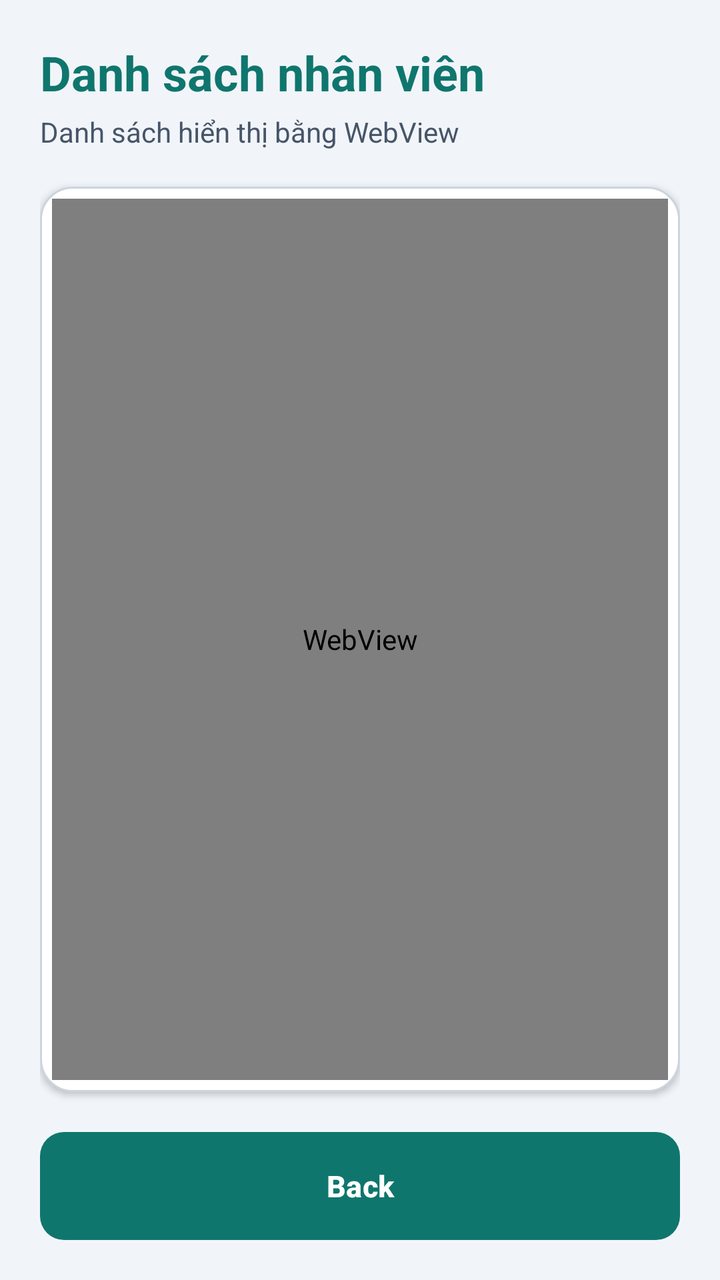
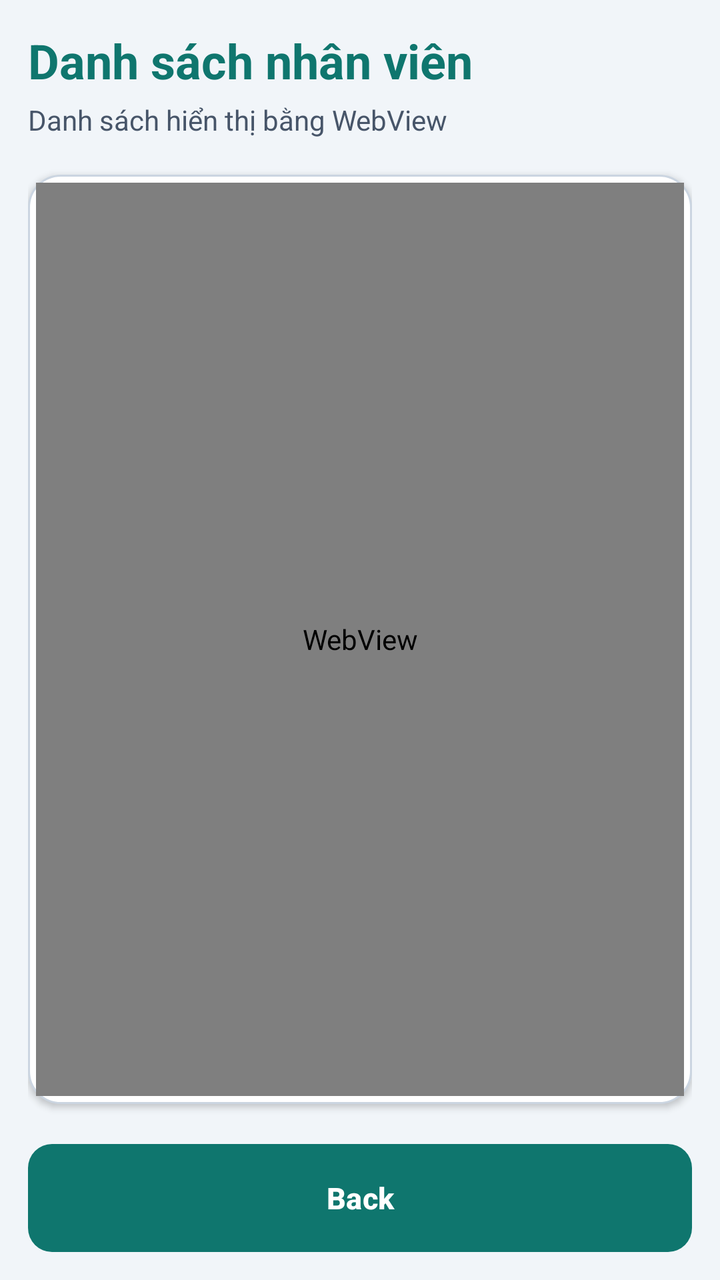

Screens rendered from an Android XML layout before and after an edit, with the pre-edit source and the edit as a unified diff.
<!-- AndroidManifest.xml: application theme Theme.Lab4 -->
<!-- res/layout/activity_list.xml -->
<?xml version="1.0" encoding="utf-8"?>
<LinearLayout xmlns:android="http://schemas.android.com/apk/res/android"
    xmlns:tools="http://schemas.android.com/tools"
    android:layout_width="match_parent"
    android:layout_height="match_parent"
    android:orientation="vertical"
    android:padding="20dp"
    tools:context=".ListActivity">

    <TextView
        android:layout_width="wrap_content"
        android:layout_height="wrap_content"
        android:text="Danh sách nhân viên"
        android:textColor="@color/primary"
        android:textSize="24sp"
        android:textStyle="bold" />

    <TextView
        android:layout_width="wrap_content"
        android:layout_height="wrap_content"
        android:layout_marginTop="4dp"
        android:layout_marginBottom="18dp"
        android:text="Danh sách hiển thị bằng WebView"
        android:textColor="@color/textLabel"
        android:textSize="14sp" />

    <LinearLayout
        android:layout_width="match_parent"
        android:layout_height="0dp"
        android:layout_weight="1"
        android:background="@drawable/card_bg"
        android:elevation="2dp"
        android:orientation="vertical"
        android:padding="6dp">

        <WebView
            android:id="@+id/webView"
            android:layout_width="match_parent"
            android:layout_height="match_parent"
            android:background="@color/white" />
    </LinearLayout>

    <Button
        android:id="@+id/btnBack"
        android:layout_width="match_parent"
        android:layout_height="54dp"
        android:layout_marginTop="20dp"
        android:background="@drawable/btn_primary"
        android:backgroundTint="@color/primary"
        android:text="Back"
        android:textAllCaps="false"
        android:textColor="@color/white"
        android:textSize="15sp"
        android:textStyle="bold" />
</LinearLayout>
<!-- resources referenced by this layout -->
<resources>
  <color name="primary">#0F766E</color>
  <color name="textLabel">#475569</color>
  <color name="white">#FFFFFFFF</color>
  <!-- drawable btn_primary (drawable) -->
  <?xml version="1.0" encoding="utf-8"?>
  <ripple xmlns:android="http://schemas.android.com/apk/res/android"
      android:color="#33FFFFFF">
      <item>
          <shape android:shape="rectangle">
              <solid android:color="@color/primary" />
              <corners android:radius="12dp" />
          </shape>
      </item>
  </ripple>
  <!-- drawable card_bg (drawable) -->
  <?xml version="1.0" encoding="utf-8"?>
  <shape xmlns:android="http://schemas.android.com/apk/res/android"
      android:shape="rectangle">
      <solid android:color="@color/white" />
      <stroke android:width="1dp" android:color="@color/cardStroke" />
      <corners android:radius="16dp" />
  </shape>
  <style name="Theme.Lab4" parent="Base.Theme.Lab4" />
  <color name="cardStroke">#CBD5E1</color>
  <style name="Base.Theme.Lab4" parent="Theme.Material3.DayNight.NoActionBar">
          <item name="colorPrimary">@color/primary</item>
          <item name="colorPrimaryVariant">@color/primaryDark</item>
          <item name="colorOnPrimary">@color/onPrimary</item>
          <item name="colorSecondary">@color/primary</item>
          <item name="colorSecondaryVariant">@color/primaryDark</item>
          <item name="android:windowBackground">@color/background</item>
      </style>
  <color name="primaryDark">#115E59</color>
  <color name="onPrimary">#FFFFFF</color>
  <color name="background">#F1F5F9</color>
</resources>

<!-- the commit's change to res/layout/activity_list.xml (unified diff, before → after) -->
@@ -4,7 +4,7 @@
     android:layout_width="match_parent"
     android:layout_height="match_parent"
     android:orientation="vertical"
-    android:padding="20dp"
+    android:padding="14dp"
     tools:context=".ListActivity">
 
     <TextView
@@ -31,7 +31,7 @@
         android:background="@drawable/card_bg"
         android:elevation="2dp"
         android:orientation="vertical"
-        android:padding="6dp">
+        android:padding="4dp">
 
         <WebView
             android:id="@+id/webView"
